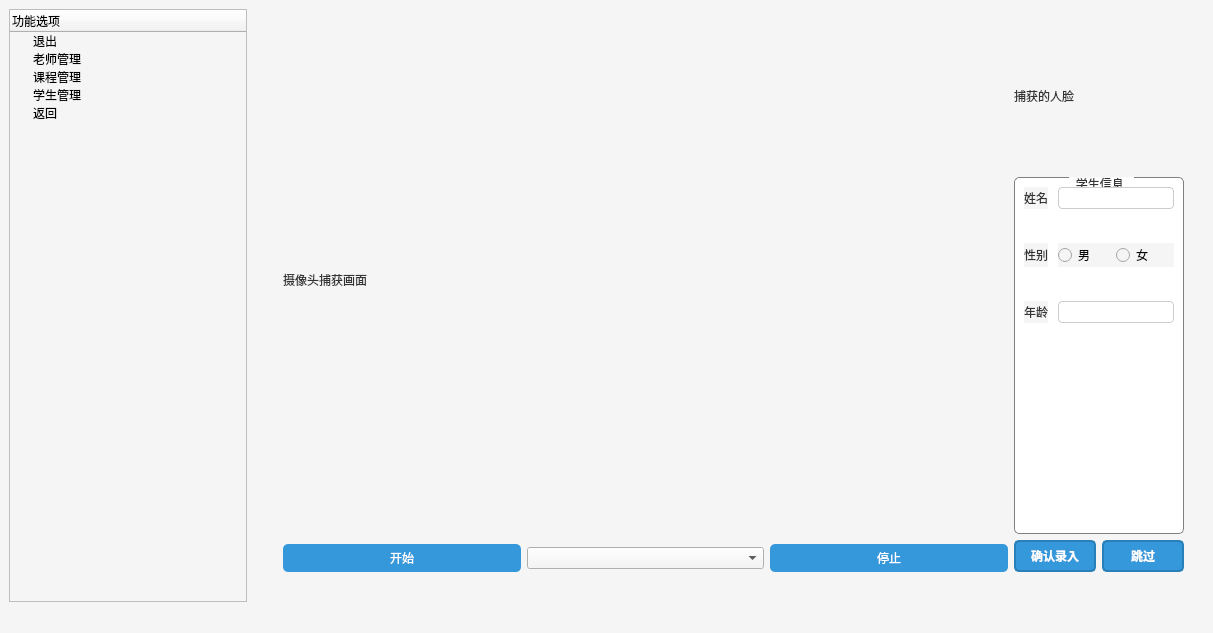
First picture: the form in ui_creator/admin_window.ui, repository epocode/attendance_system, before the edit.
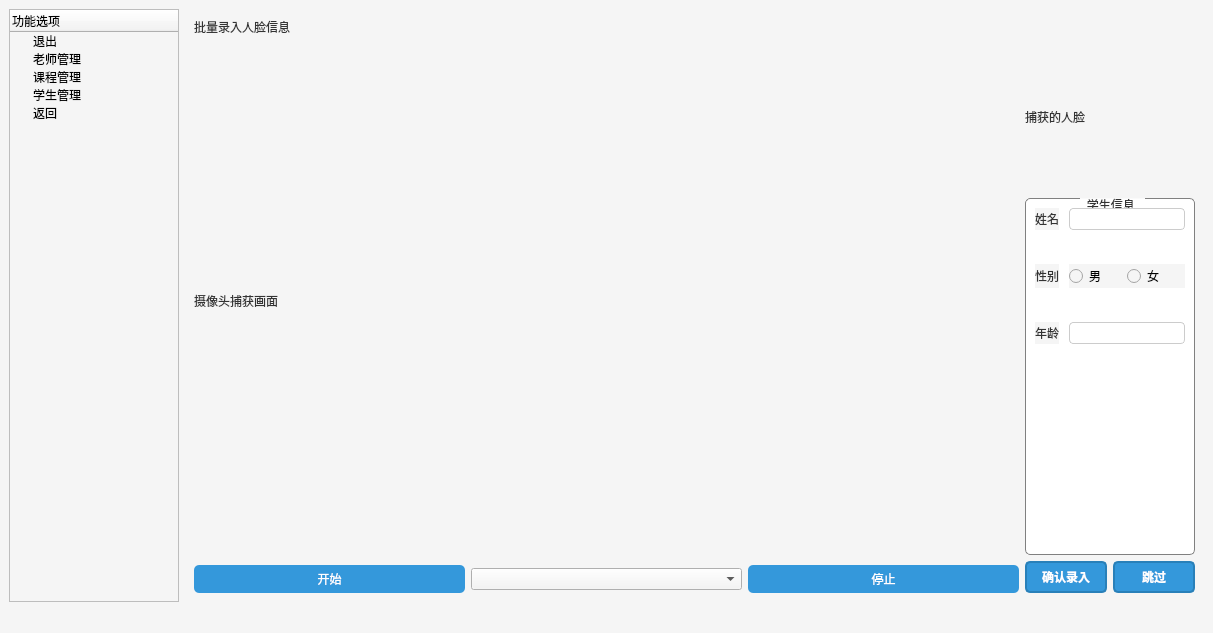
Second picture: the form after the edit. The open tabs and pages were chosen to show the change. Icons and pictures are not drawn.

Diff of the .ui file:
```diff
--- a/ui_creator/admin_window.ui
+++ b/ui_creator/admin_window.ui
@@ -103,7 +103,7 @@
 }</string>
   </property>
   <widget class="QWidget" name="centralwidget">
-   <layout class="QHBoxLayout" name="horizontalLayout_9" stretch="1,4">
+   <layout class="QHBoxLayout" name="horizontalLayout_9" stretch="1,6">
     <item>
      <widget class="QTreeWidget" name="tree_widget">
       <property name="styleSheet">
@@ -329,15 +329,17 @@
        </widget>
       </widget>
       <widget class="QWidget" name="page_4">
-       <widget class="QWidget" name="layoutWidget">
-        <property name="geometry">
-         <rect>
-          <x>30</x>
-          <y>12</y>
-          <width>901</width>
-          <height>551</height>
-         </rect>
-        </property>
+       <layout class="QHBoxLayout" name="horizontalLayout_11">
+        <item>
+         <layout class="QVBoxLayout" name="verticalLayout_10">
+          <item>
+           <widget class="QLabel" name="label_8">
+            <property name="text">
+             <string>批量录入人脸信息</string>
+            </property>
+           </widget>
+          </item>
+          <item>
         <layout class="QHBoxLayout" name="horizontalLayout_7" stretch="3,0">
          <item>
           <layout class="QVBoxLayout" name="verticalLayout_4" stretch="5,0">
@@ -537,10 +539,13 @@
           </layout>
          </item>
         </layout>
-       </widget>
+          </item>
+         </layout>
+        </item>
+       </layout>
       </widget>
       <widget class="QWidget" name="page_2">
-       <layout class="QHBoxLayout" name="horizontalLayout_11" stretch="4,1">
+       <layout class="QVBoxLayout" name="verticalLayout_12">
         <item>
          <layout class="QVBoxLayout" name="verticalLayout_9" stretch="1,0">
           <item>
```
Left out of the diff: 31 changed lines with no effect on the pictures. Lines whose indentation alone changed are shown as unchanged.
